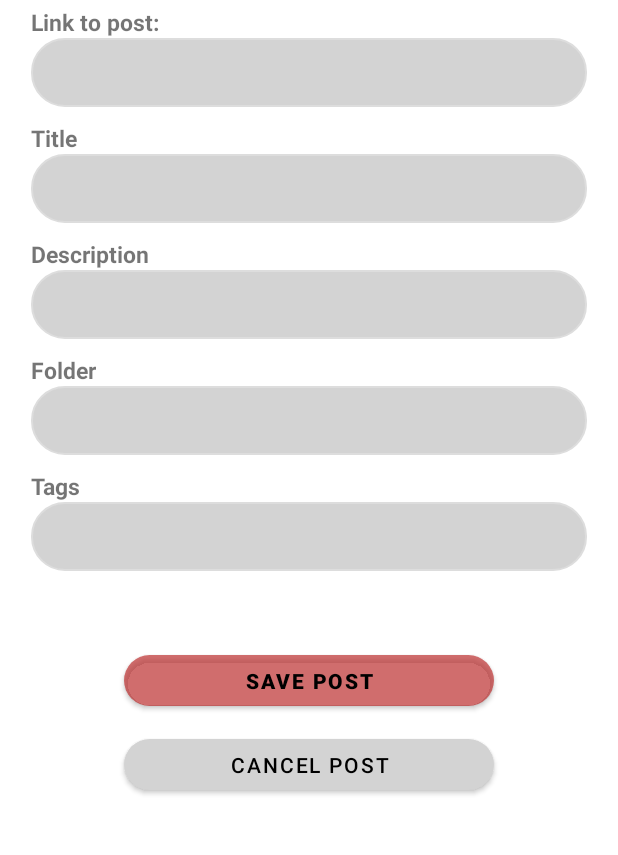
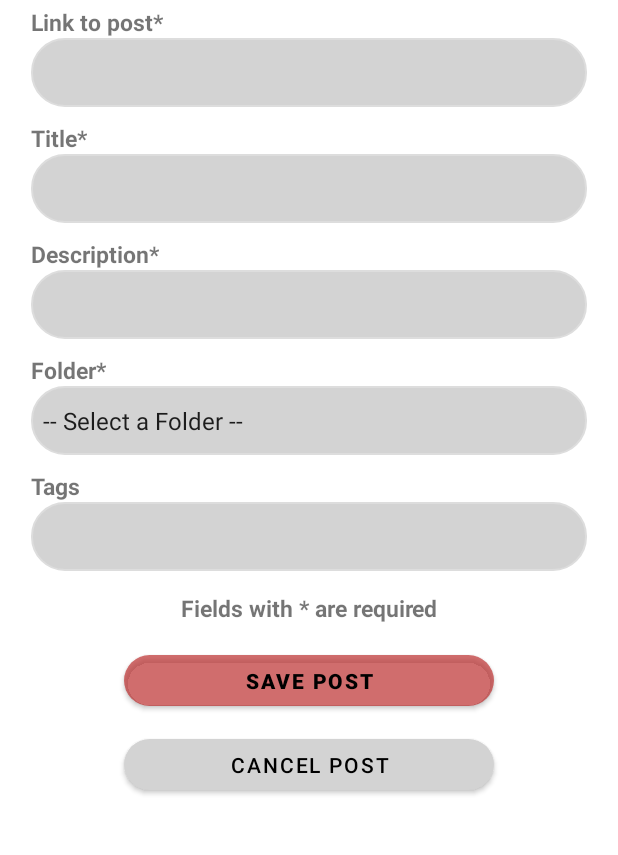
Before and after one commit to Appyo-Poste/Poste, an Android app: the NewPostActivity screen opened directly, with no data from a screen before it, on a phone screen of 412 x 824 dp, the part 241-1096 px from its top. Run offline under Robolectric (Android 15) with nearby library versions, the phone set to English and light mode, and no system bars; pictures from the network do not load; 1 statement that could not run was skipped.

Commit message:
added * to fields that are required on screens with fields that are not all required. Also added a message to said screens explaining what the * means.

```diff
--- a/app/src/main/res/layout/activity_new_post.xml
+++ b/app/src/main/res/layout/activity_new_post.xml
@@ -1,6 +1,7 @@
 <?xml version="1.0" encoding="utf-8"?>
 <androidx.constraintlayout.widget.ConstraintLayout xmlns:android="http://schemas.android.com/apk/res/android"
     xmlns:app="http://schemas.android.com/apk/res-auto"
+    xmlns:tools="http://schemas.android.com/tools"
     android:layout_width="match_parent"
     android:layout_height="match_parent">
 
@@ -130,6 +131,18 @@
         app:layout_constraintStart_toStartOf="@+id/textViewEditPostUrl"
         app:layout_constraintTop_toBottomOf="@+id/editTextPostTitle" />
 
+    <TextView
+        android:id="@+id/requiredNotice"
+        android:layout_width="wrap_content"
+        android:layout_height="wrap_content"
+        android:layout_marginTop="14dp"
+        android:layout_marginEnd="120dp"
+        android:text="@string/required_info"
+        android:textSize="15sp"
+        android:textStyle="bold"
+        app:layout_constraintEnd_toEndOf="parent"
+        app:layout_constraintTop_toBottomOf="@+id/editTextPostTags" />
+
     <EditText
         android:id="@+id/editTextPostDescription"
         android:layout_width="0dp"
--- a/app/src/main/res/values/strings.xml
+++ b/app/src/main/res/values/strings.xml
@@ -100,8 +100,8 @@
     <string name="create">Create</string>
     <string name="delete">Delete</string>
     <string name="edit">Edit</string>
-    <string name="folder">Folder</string>
-    <string name="folder_name">Folder Name</string>
+    <string name="folder">Folder*</string>
+    <string name="folder_name">Folder Name*</string>
     <string name="name">Name</string>
     <string name="new_folder">Create Folder</string>
     <string name="next">Next</string>
@@ -110,10 +110,10 @@
     <string name="share">Share</string>
     <string name="share_folder">Share Folder</string>
     <string name="error_message">Error: </string>
-    <string name="name_field">Name:</string>
-    <string name="title">Title</string>
+    <string name="name_field">Name</string>
+    <string name="title">Title*</string>
     <string name="tags">Tags</string>
-    <string name="description">Description</string>
+    <string name="description">Description*</string>
     <string name="login">Login</string>
     <string name="options">Options</string>
     <string name="password">Password</string>
@@ -140,6 +140,7 @@
     <string name="edit_access">Edit Access</string>
     <string name="user_name">User Name</string>
     <string name="communication_error">Unable to communicate with server</string>
+    <string name="required_info">Fields with * are required</string>
     <!--=====[ Misc | End ]=====-->
 
     <string-array name="spinner_values">
@@ -166,7 +167,7 @@
 
     <!--=====[ edit_post | Start ]=====-->
     <string name="edit_post_text">Edit Post</string>
-    <string name="link_text">Link to post:</string>
+    <string name="link_text">Link to post*</string>
     <string name="save_post_text">Save Post</string>
     <string name="cancel_post_text">Cancel Post</string>
     <!--=====[ edit_post | End ]=====-->
@@ -206,7 +207,7 @@
     <!--=====[ search | End ]=====-->
 
     <!--=====[ shared_folder | Start ]=====-->
-    <string name="email_field">Email:</string>
+    <string name="email_field">Email</string>
     <string name="Shared_Permissions">Share Permissions</string>
     <!--=====[ shared_folder | End ]=====-->
 
```
Also changed, not shown: app/src/main/res/layout/activity_edit_post.xml (+13 -0 lines).
